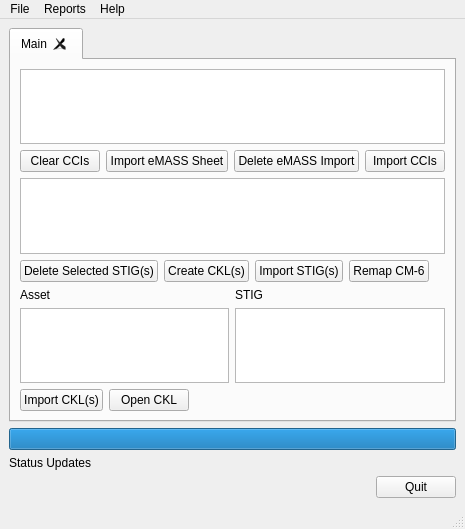
This is src/stigqter.ui in squinky86/STIGQter as Qt 5 draws it before an edit. The edited form follows.
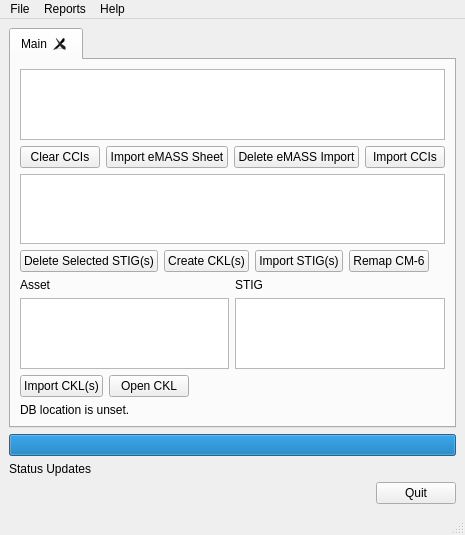
This is the edited form.

Commit message: add DB location text; fixes #45

Diff of the .ui file:
```diff
--- a/src/stigqter.ui
+++ b/src/stigqter.ui
@@ -251,6 +251,13 @@
           </item>
          </layout>
         </item>
+        <item>
+         <widget class="QLabel" name="lblDBLoc">
+          <property name="text">
+           <string>DB location is unset.</string>
+          </property>
+         </widget>
+        </item>
        </layout>
       </widget>
      </widget>
```
The commit also changes 3 other files.
